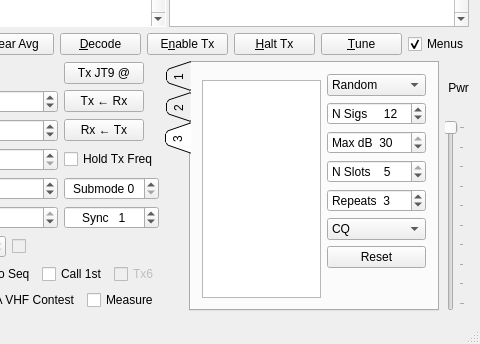
Old version of the form mainwindow.ui in the repository saitohirga/WSJT-X; both pictures show x 387 to 867 and y 211 to 555 of the 867 by 555 pixel window.
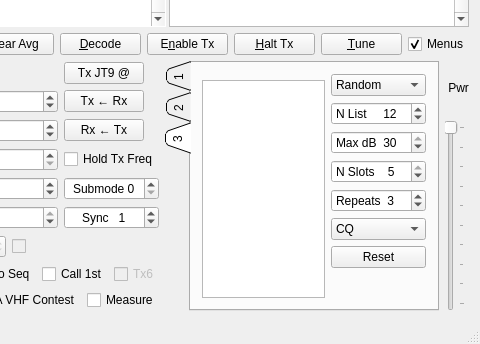
New version of the form. The open tabs and pages were chosen to show the change. Custom widgets are drawn as their Qt base class.

```diff
--- a/mainwindow.ui
+++ b/mainwindow.ui
@@ -1837,7 +1837,7 @@
                         </size>
                        </property>
                        <property name="prefix">
-                        <string>N Sigs     </string>
+                        <string>N List     </string>
                        </property>
                        <property name="minimum">
                         <number>5</number>
```
Left out of the diff: 2 changed lines with no effect on the pictures.
